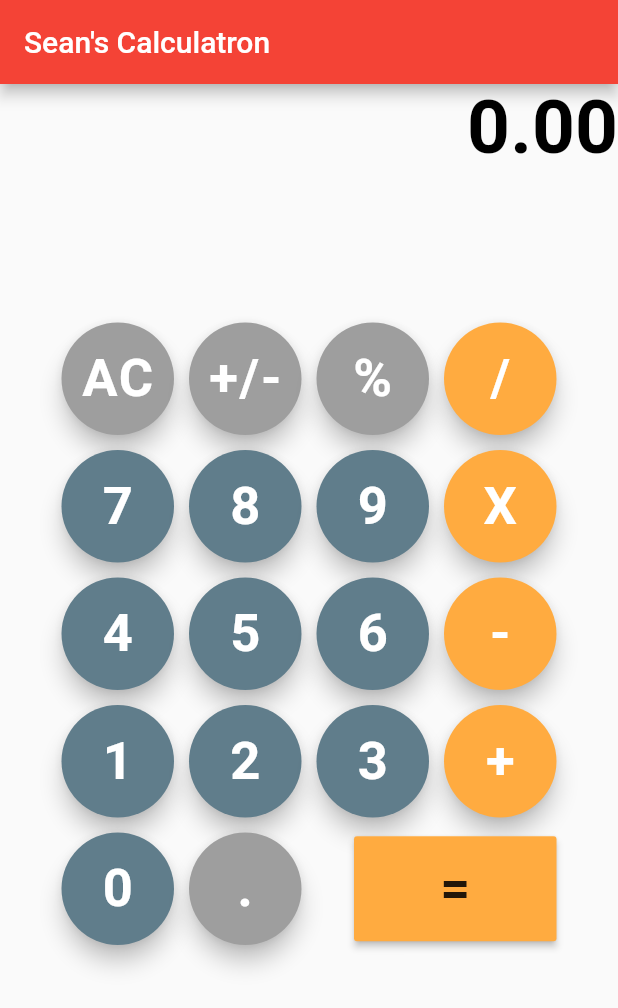
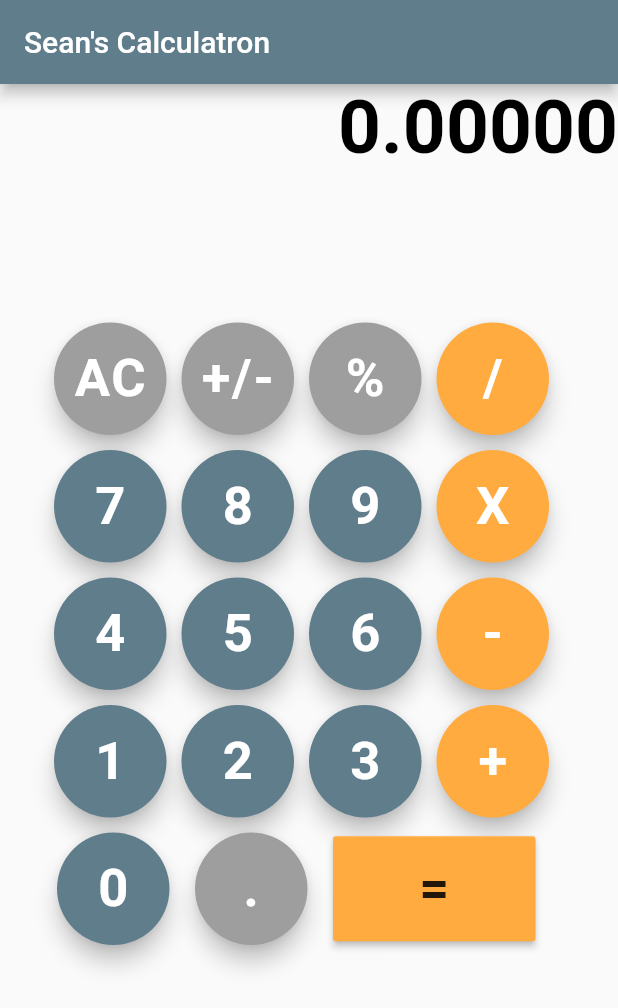
Before and after one commit to mobileappdevhm/calc-heatsink, a Flutter app: the screen it shows after launch, on a phone screen of 412 x 824 dp. Shown: the top 1008 px of the screen. Run offline on Flutter 3.47's test engine with Material 2 defaults, Android fonts, the phone set to English and light mode, and no system bars.

Commit message:
Basic Calculatorv1.0

```diff
--- /dev/null
+++ b/lib/components.dart
@@ -0,0 +1,16 @@
+import 'package:flutter/material.dart';
+
+class Components {
+  static Padding genericPadding(double padding) {
+    return new Padding(padding: new EdgeInsets.only(right: padding));
+  }
+
+  static List<Widget> genericRow(List<Widget> buttons, double padding) {
+    List<Widget> list = new List();
+    for (var button in buttons) {
+      list.add(button);
+      list.add(genericPadding(padding));
+    }
+    return list;
+  }
+}
--- a/lib/grid.dart
+++ b/lib/grid.dart
@@ -1,7 +1,12 @@
 import 'package:flutter/material.dart';
 
-Widget buildGrid(BuildContext context) {
-  return new Container(
+/*
+class MyGrid {
+  static List<Widget> buildGrid(BuildContext context) {
+    List<Widget> buttons = new List();
+    buttons.add(buttonOperator("*"));
+    List<Widget> list = new List();
+    list.add(new Container(
       color: Colors.white30,
       child: new GridView.count(
           crossAxisCount: 4,
@@ -9,10 +14,28 @@ Widget buildGrid(BuildContext context) {
           padding: const EdgeInsets.all(4.0),
           mainAxisSpacing: 4.0,
           crossAxisSpacing: 4.0,
+          /*
           children: <String>[
             'http://www.for-example.org/img/main/forexamplelogo.png',
           ].map((String url) {
             return new GridTile(child: new Image.network(url, fit: BoxFit.cover));
           }).toList()),
-  );
+            */
+          children: buttons,
+      )));
+    return list;
   }
+
+  static FloatingActionButton buttonOperator(String operator) {
+    return new FloatingActionButton(
+        backgroundColor: Colors.orangeAccent,
+        child: new Text(operator,
+          style: new TextStyle(
+              fontWeight: FontWeight.bold,
+              fontSize: 25.0,
+          ),
+        ),
+    ));
+  }
+}
+*/
--- a/lib/homepage.dart
+++ b/lib/homepage.dart
@@ -1,16 +1,17 @@
 import 'package:flutter/material.dart';
 import 'dart:collection';
 import 'operators.dart';
+import 'components.dart';
 
 class MyHomePage extends StatefulWidget {
   MyHomePage({Key key, this.title}) : super(key: key);
   final String title;
 
   @override
-  _MyHomePageState createState() => new _MyHomePageState();
+  MyHomePageState createState() => new MyHomePageState();
 }
 
-class _MyHomePageState extends State<MyHomePage> {
+class MyHomePageState extends State<MyHomePage> {
   double buttonPadding = 10.0;
 
   String _currentOperation;
@@ -125,6 +126,7 @@ class _MyHomePageState extends State<MyHomePage> {
       operands.add(displayValue);
     }
     shortDisplayValue = displayValue.toStringAsPrecision(6);
+    /*
     if (!shortDisplayValue.contains("e")) {
       int index = shortDisplayValue.length-1;
       while (shortDisplayValue[index] == "0" && shortDisplayValue[index-3] != ".") {
@@ -132,6 +134,7 @@ class _MyHomePageState extends State<MyHomePage> {
       }
       shortDisplayValue = shortDisplayValue.substring(0, index);
     }
+    */
     return new Scaffold(
       appBar: new AppBar(
         title: new Text(widget.title),
@@ -139,79 +142,7 @@ class _MyHomePageState extends State<MyHomePage> {
       body: new Center(
         child: new Column(
           crossAxisAlignment: CrossAxisAlignment.end,
-          children: <Widget>[
-            new Text(
-              '$shortDisplayValue',
-              style: new TextStyle(
-                color: Colors.black,
-                fontSize: 50.0,
-                fontWeight: FontWeight.bold,
-              ),
-            ),
-            new Padding(padding: new EdgeInsets.only(bottom: 100.0)),
-            new Row(
-              mainAxisAlignment: MainAxisAlignment.center,
-              children: <Widget>[
-                boxedButtonCommand(Operators.AC),
-                new Padding(padding: new EdgeInsets.only(right: buttonPadding)),
-                boxedButtonCommand(Operators.NEGATIVE),
-                new Padding(padding: new EdgeInsets.only(right: buttonPadding)),
-                boxedButtonCommand(Operators.PERCENT),
-                new Padding(padding: new EdgeInsets.only(right: buttonPadding)),
-                boxedButtonOperator(Operators.DIVIDE),
-              ],
-            ),
-            new Padding(padding: new EdgeInsets.only(bottom: buttonPadding)),
-            new Row(
-              mainAxisAlignment: MainAxisAlignment.center,
-              children: <Widget>[
-                boxedButtonOperand(7),
-                new Padding(padding: new EdgeInsets.only(right: buttonPadding)),
-                boxedButtonOperand(8),
-                new Padding(padding: new EdgeInsets.only(right: buttonPadding)),
-                boxedButtonOperand(9),
-                new Padding(padding: new EdgeInsets.only(right: buttonPadding)),
-                boxedButtonOperator(Operators.MULTIPLY),
-              ],
-            ),
-            new Padding(padding: new EdgeInsets.only(bottom: buttonPadding)),
-            new Row(
-              mainAxisAlignment: MainAxisAlignment.center,
-              children: <Widget>[
-                boxedButtonOperand(4),
-                new Padding(padding: new EdgeInsets.only(right: buttonPadding)),
-                boxedButtonOperand(5),
-                new Padding(padding: new EdgeInsets.only(right: buttonPadding)),
-                boxedButtonOperand(6),
-                new Padding(padding: new EdgeInsets.only(right: buttonPadding)),
-                boxedButtonOperator(Operators.SUBTRACT),
-              ],
-            ),
-            new Padding(padding: new EdgeInsets.only(bottom: buttonPadding)),
-            new Row(
-              mainAxisAlignment: MainAxisAlignment.center,
-              children: <Widget>[
-                boxedButtonOperand(1),
-                new Padding(padding: new EdgeInsets.only(right: buttonPadding)),
-                boxedButtonOperand(2),
-                new Padding(padding: new EdgeInsets.only(right: buttonPadding)),
-                boxedButtonOperand(3),
-                new Padding(padding: new EdgeInsets.only(right: buttonPadding)),
-                boxedButtonOperator(Operators.ADD),
-              ],
-            ),
-            new Padding(padding: new EdgeInsets.only(bottom: buttonPadding)),
-            new Row(
-              mainAxisAlignment: MainAxisAlignment.center,
-              children: <Widget>[
-                boxedButtonOperand(0),
-                new Padding(padding: new EdgeInsets.only(right: buttonPadding)),
-                boxedButtonCommand(Operators.DECIMAL),
-                new Padding( padding: new EdgeInsets.only(right: buttonPadding + 25)),
-                boxedWideButtonOperator(Operators.EQUALS),
-              ],
-            ),
-          ],
+          children: renderAllButtons(buttonPadding, '$shortDisplayValue'),
         ),
       ),
     );
@@ -255,7 +186,7 @@ class _MyHomePageState extends State<MyHomePage> {
         child: new Text(num.toString(),
           style: new TextStyle(
             fontWeight: FontWeight.bold,
-            fontSize: 35.0,
+            fontSize: Constants.getFontSize(),
           ),
         ),
     );
@@ -267,10 +198,47 @@ class _MyHomePageState extends State<MyHomePage> {
         child: new Text(operator,
           style: new TextStyle(
               fontWeight: FontWeight.bold,
-              fontSize: 35.0,
+              fontSize: Constants.getFontSize(),
           ),
         ),
     );
+  }
+  List<Widget> renderAllButtons(double padding, String displayValue) {
+    List<Widget> list = new List<Widget>();
+    list.add(new Text(
+      displayValue,
+      style: new TextStyle(
+        color: Colors.black,
+        fontSize: 50.0,
+        fontWeight: FontWeight.bold,
+      ),
+    ));
+    list.add( new Padding(padding: new EdgeInsets.only(bottom: 100.0)));
+    list.add(new Row(
+      mainAxisAlignment: MainAxisAlignment.center,
+      children: rowOneChildren(buttonPadding)
+    ));
+    list.add(new Padding(padding: new EdgeInsets.only(bottom: buttonPadding)));
+    list.add(new Row(
+      mainAxisAlignment: MainAxisAlignment.center,
+      children: rowTwoChildren(buttonPadding),
+    ));
+    list.add(new Padding(padding: new EdgeInsets.only(bottom: buttonPadding)));
+    list.add(new Row(
+      mainAxisAlignment: MainAxisAlignment.center,
+      children: rowThreeChildren(buttonPadding),
+    ));
+    list.add(new Padding(padding: new EdgeInsets.only(bottom: buttonPadding)));
+    list.add(new Row(
+      mainAxisAlignment: MainAxisAlignment.center,
+      children: rowFourChildren(buttonPadding),
+    ));
+    list.add(new Padding(padding: new EdgeInsets.only(bottom: buttonPadding)));
+    list.add(new Row(
+      mainAxisAlignment: MainAxisAlignment.center,
+      children: rowFiveChildren(buttonPadding),
+    ));
+    return list;
   }
 
   FloatingActionButton buttonOperator(String operator) {
@@ -280,7 +248,7 @@ class _MyHomePageState extends State<MyHomePage> {
         child: new Text(operator,
           style: new TextStyle(
               fontWeight: FontWeight.bold,
-              fontSize: 35.0,
+              fontSize: Constants.getFontSize(),
           ),
         ),
     );
@@ -293,9 +261,51 @@ class _MyHomePageState extends State<MyHomePage> {
         child: new Text(operator,
           style: new TextStyle(
               fontWeight: FontWeight.bold,
-              fontSize: 35.0,
+              fontSize: Constants.getFontSize(),
           ),
         ),
     );
   }
+
+  List<Widget> rowOneChildren(double padding) {
+    List<Widget> buttons = new List();
+    buttons.add(boxedButtonCommand(Operators.AC));
+    buttons.add(boxedButtonCommand(Operators.NEGATIVE));
+    buttons.add(boxedButtonCommand(Operators.PERCENT));
+    buttons.add(boxedButtonOperator(Operators.DIVIDE));
+    return Components.genericRow(buttons, padding);
+  }
+
+  List<Widget> rowTwoChildren(double padding) {
+    List<Widget> buttons = new List();
+    buttons.add(boxedButtonOperand(7));
+    buttons.add(boxedButtonOperand(8));
+    buttons.add(boxedButtonOperand(9));
+    buttons.add(boxedButtonOperator(Operators.MULTIPLY));
+    return Components.genericRow(buttons, padding);
+  }
+
+  List<Widget> rowThreeChildren(double padding) {
+    List<Widget> buttons = new List();
+    buttons.add(boxedButtonOperand(4));
+    buttons.add(boxedButtonOperand(5));
+    buttons.add(boxedButtonOperand(6));
+    buttons.add(boxedButtonOperator(Operators.SUBTRACT));
+    return Components.genericRow(buttons, padding);
+  }
+  List<Widget> rowFourChildren(double padding) {
+    List<Widget> buttons = new List();
+    buttons.add(boxedButtonOperand(1));
+    buttons.add(boxedButtonOperand(2));
+    buttons.add(boxedButtonOperand(3));
+    buttons.add(boxedButtonOperator(Operators.ADD));
+    return Components.genericRow(buttons, padding);
+  }
+  List<Widget> rowFiveChildren(double padding) {
+    List<Widget> buttons = new List();
+    buttons.add(boxedButtonOperand(0));
+    buttons.add(boxedButtonCommand(Operators.DECIMAL));
+    buttons.add(boxedWideButtonOperator(Operators.EQUALS));
+    return Components.genericRow(buttons, padding+7);
+  }
 }
--- a/lib/main.dart
+++ b/lib/main.dart
@@ -10,7 +10,7 @@ class MyApp extends StatelessWidget {
     return new MaterialApp(
       title: 'My Calculator Application',
       theme: new ThemeData(
-        primarySwatch: Colors.red,
+        primarySwatch: Colors.blueGrey,
         accentColor: Colors.blueGrey,
       ),
       home: new MyHomePage(title: 'Sean\'s Calculatron'),
--- a/lib/operators.dart
+++ b/lib/operators.dart
@@ -1,3 +1,10 @@
+class Constants {
+  static const FONT_SIZE = 35.0;
+  static double getFontSize() {
+    return FONT_SIZE;
+  }
+}
+
 class Operators {
   static const NONE = null;
   static const AC = "AC";
```
Lines whose indentation alone changed are shown as unchanged.
